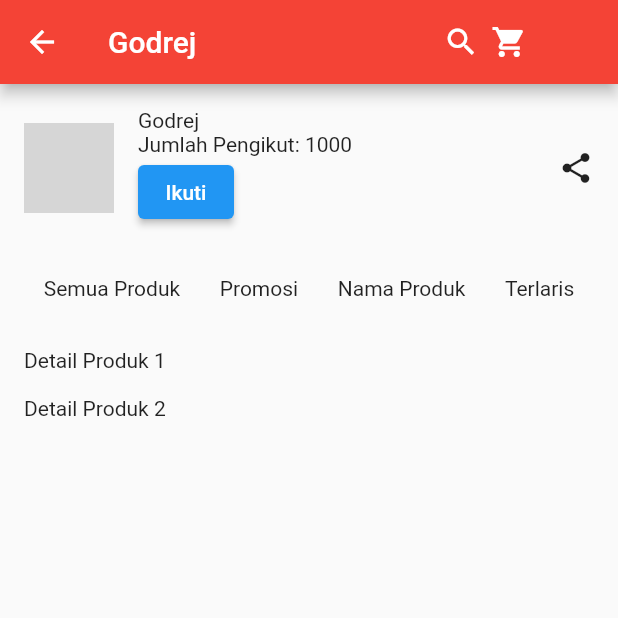
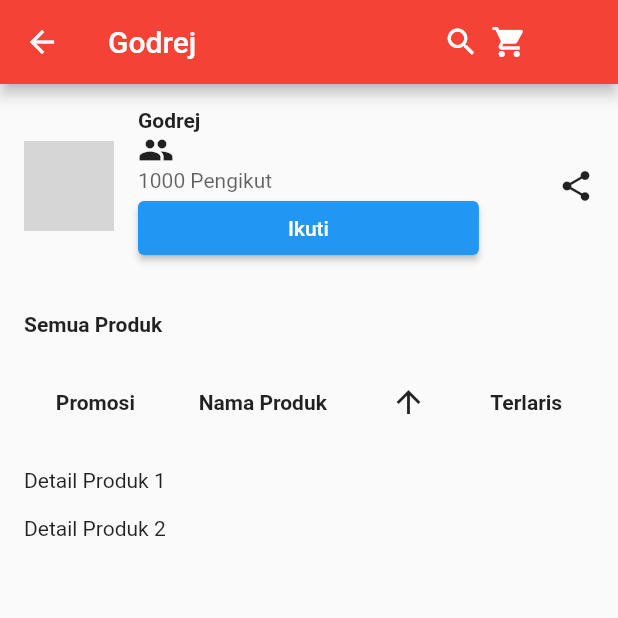
Before and after one commit to George535220173/kuis, a Flutter app: the screen it shows after launch, on a phone screen of 412 x 824 dp, the top half of it. Run offline on Flutter 3.47's test engine with Material 2 defaults, Android fonts, the phone set to English and light mode, and no system bars; network calls fail; grey boxes are pictures that could not be loaded.

Commit message:
yang baru

```diff
--- a/lib/main.dart
+++ b/lib/main.dart
@@ -52,18 +52,33 @@ class MyHomePage extends StatelessWidget {
                   CircleAvatar(
                     radius: 30,
                     // Logo Godrej
-                    backgroundImage: NetworkImage('https://upload.wikimedia.org/wikipedia/commons/thumb/9/97/Godrej_Logo.svg/2560px-Godrej_Logo.svg.png'),
+                    backgroundImage: NetworkImage(
+                        'https://upload.wikimedia.org/wikipedia/commons/thumb/9/97/Godrej_Logo.svg/2560px-Godrej_Logo.svg.png'),
                   ),
                   SizedBox(width: 16),
                   Column(
                     crossAxisAlignment: CrossAxisAlignment.start,
                     children: [
-                      Text('Godrej'),
-                      Text('Jumlah Pengikut: 1000'),
+                      Text(
+                        'Godrej',
+                        style: TextStyle(fontWeight: FontWeight.bold),
+                      ),
+                      Icon(
+                        Icons.people,
+                      ),
+                      Opacity(
+                        opacity: 0.7,
+                        child: Text('1000 Pengikut'),
+                      ),
                       ElevatedButton(
                         onPressed: () {
                           // Aksi ketika tombol diikuti ditekan
                         },
+                        style: ElevatedButton.styleFrom(
+                          padding: EdgeInsets.symmetric(
+                              horizontal:
+                                  100), // Sesuaikan lebar sesuai kebutuhan
+                        ),
                         child: Text('Ikuti'),
                       ),
                     ],
@@ -77,12 +92,22 @@ class MyHomePage extends StatelessWidget {
             Padding(
               padding: const EdgeInsets.all(16.0),
               child: Row(
+                mainAxisAlignment: MainAxisAlignment.start,
+                children: [
+                  Text('Semua Produk',style: TextStyle(fontWeight: FontWeight.bold),),
+                ],
+              ),
+            ),
+              Padding(
+              padding: const EdgeInsets.all(16.0),
+              child: Row(
                 mainAxisAlignment: MainAxisAlignment.spaceAround,
                 children: [
-                  Text('Semua Produk'),
-                  Text('Promosi'),
-                  Text('Nama Produk'),
-                  Text('Terlaris'),
+                  Text('Promosi', style: TextStyle(fontWeight: FontWeight.bold),),
+                  Text('Nama Produk', style: TextStyle(fontWeight: FontWeight.bold),
+                  ),
+                  Icon(Icons.arrow_upward),
+                  Text('Terlaris', style: TextStyle(fontWeight: FontWeight.bold),),
                 ],
               ),
             ),
```
